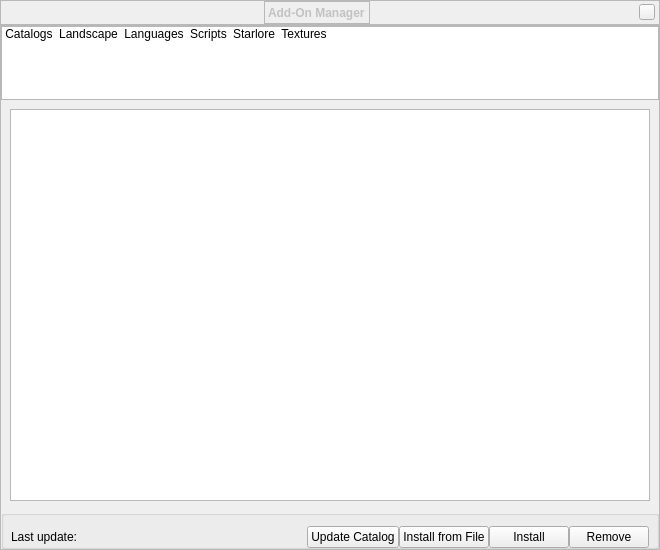
Before: the Qt Designer form src/gui/addonDialog.ui in Stellarium/stellarium, drawn with Qt 5.
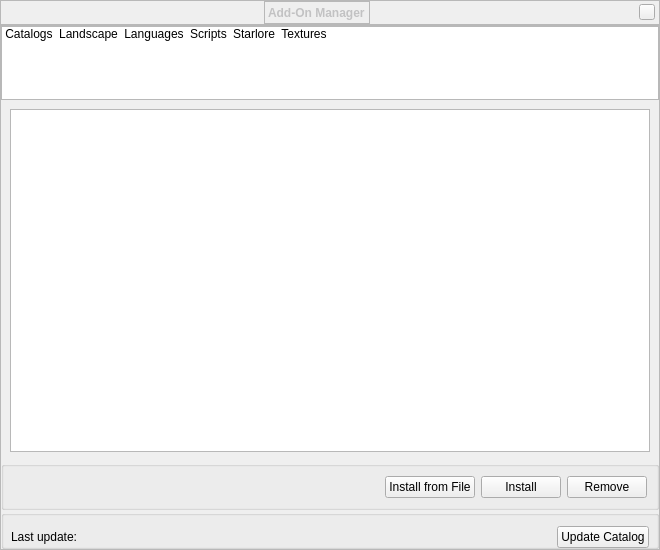
After: the same form once the commit is applied. Icons and pictures are not drawn. Custom widgets are drawn as their Qt base class.

Commit message: AddOnDialog.UI - move install/remove  buttons to a new qgroupbox

The edit to the form file:
```diff
--- a/src/gui/addonDialog.ui
+++ b/src/gui/addonDialog.ui
@@ -511,6 +511,49 @@
         </widget>
        </widget>
       </item>
+      <item>
+       <widget class="QGroupBox" name="groupBox_2">
+        <property name="title">
+         <string/>
+        </property>
+        <layout class="QHBoxLayout" name="horizontalLayout_3">
+         <item>
+          <spacer name="horizontalSpacer">
+           <property name="orientation">
+            <enum>Qt::Horizontal</enum>
+           </property>
+           <property name="sizeHint" stdset="0">
+            <size>
+             <width>40</width>
+             <height>20</height>
+            </size>
+           </property>
+          </spacer>
+         </item>
+         <item>
+          <widget class="QPushButton" name="btnInstallFromFile">
+           <property name="text">
+            <string>Install from File</string>
+           </property>
+          </widget>
+         </item>
+         <item>
+          <widget class="QPushButton" name="btnInstall">
+           <property name="text">
+            <string>Install</string>
+           </property>
+          </widget>
+         </item>
+         <item>
+          <widget class="QPushButton" name="btnRemove">
+           <property name="text">
+            <string>Remove</string>
+           </property>
+          </widget>
+         </item>
+        </layout>
+       </widget>
+      </item>
       <item>
        <widget class="QGroupBox" name="groupBox">
         <property name="sizePolicy">
@@ -522,10 +565,7 @@
         <property name="styleSheet">
          <string notr="true">QGroupBox {padding-top: 15px;}</string>
         </property>
-        <property name="alignment">
-         <set>Qt::AlignLeading|Qt::AlignLeft|Qt::AlignVCenter</set>
-        </property>
-        <layout class="QHBoxLayout" name="horizontalLayout_6">
+        <layout class="QHBoxLayout" name="horizontalLayout">
          <property name="spacing">
           <number>0</number>
          </property>
@@ -568,27 +608,6 @@
            </property>
           </widget>
          </item>
-         <item>
-          <widget class="QPushButton" name="btnInstallFromFile">
-           <property name="text">
-            <string>Install from File</string>
-           </property>
-          </widget>
-         </item>
-         <item>
-          <widget class="QPushButton" name="btnInstall">
-           <property name="text">
-            <string>Install</string>
-           </property>
-          </widget>
-         </item>
-         <item>
-          <widget class="QPushButton" name="btnRemove">
-           <property name="text">
-            <string>Remove</string>
-           </property>
-          </widget>
-         </item>
         </layout>
        </widget>
       </item>
```
